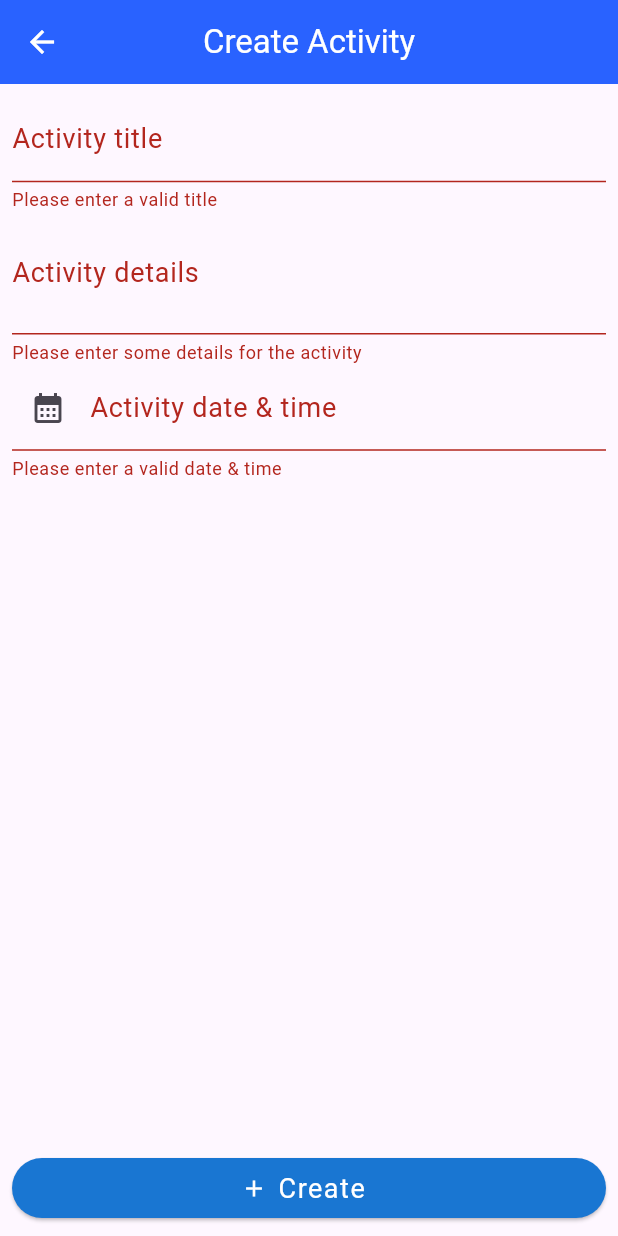
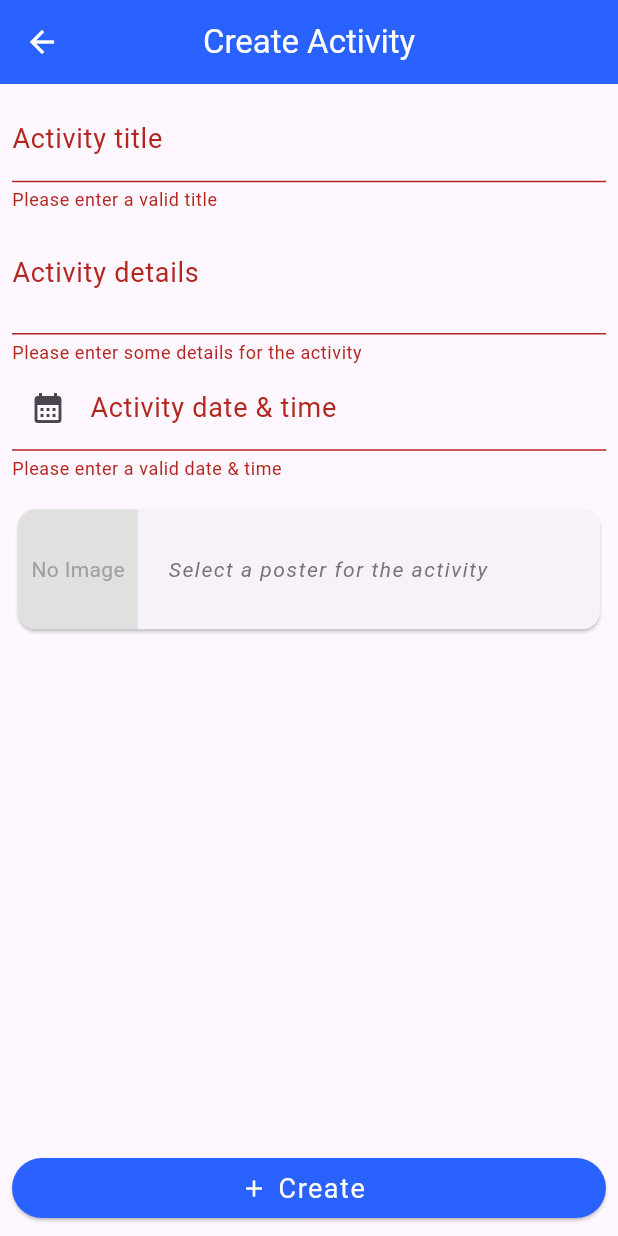
Before and after one commit to ifebles/supabase_feed, a Flutter app: the CreateActivity screen opened by its route, after a tap on "Create", on a phone screen of 412 x 824 dp. Run offline on Flutter 3.47's test engine with Material 3 defaults, Android fonts, the phone set to English and light mode, and no system bars; our stand-ins replace image_picker, supabase_flutter; accounts and stored records are empty.

Commit message:
Allowing poster images for activity creation

```diff
--- a/lib/pages/create_activity.dart
+++ b/lib/pages/create_activity.dart
@@ -1,5 +1,6 @@
 import 'package:flutter/foundation.dart';
 import 'package:flutter/material.dart';
+import 'package:supabase_feed/components/image_selector.dart';
 import 'package:supabase_feed/enums/loading_status.dart';
 import 'package:supabase_feed/components/datetime_form_field.dart';
 import 'package:supabase_feed/components/sized_progress_indicator.dart';
@@ -17,7 +18,9 @@ class _CreateActivityState extends State<CreateActivity> {
   final _formKey = GlobalKey<FormState>();
   final _datetimeController = TextEditingController();
   final fields = <String, dynamic>{};
+
   LoadingStatus? loadingStatus;
+  MapEntry<String?, Uint8List>? image;
 
   @override
   void dispose() {
@@ -88,6 +91,17 @@ class _CreateActivityState extends State<CreateActivity> {
                   return null;
                 },
               ),
+              const SizedBox(height: 15),
+              ImageSelector(
+                selectLabel: 'Select a poster for the activity',
+                onImageChanged: (name, imageBytes) {
+                  if (imageBytes == null) {
+                    image = null;
+                  } else {
+                    image = MapEntry(name, imageBytes);
+                  }
+                },
+              ),
               const Expanded(child: SizedBox()),
               ElevatedButton.icon(
                 icon: loadingStatus == LoadingStatus.loading
@@ -100,42 +114,80 @@ class _CreateActivityState extends State<CreateActivity> {
                 label: const Text('Create'),
                 style: ElevatedButton.styleFrom(
                   minimumSize: const Size.fromHeight(40),
-                  backgroundColor: Colors.blue[700],
+                  backgroundColor: Colors.blueAccent[700],
                   foregroundColor: Colors.white,
                   textStyle: const TextStyle(fontSize: 18, letterSpacing: 1),
                 ),
-                onPressed: () {
+                onPressed: () async {
                   if (loadingStatus != null ||
                       _formKey.currentState?.validate() != true) {
                     return;
                   }
 
                   _formKey.currentState?.save();
-                  var fail = false;
+                  var status = 0;
 
                   setState(() {
                     loadingStatus = LoadingStatus.loading;
                   });
 
-                  client.from('activity').insert(fields).catchError((error) {
-                    fail = true;
+                  final inserted = await client
+                      .from('activity')
+                      .insert(fields)
+                      .select('id')
+                      .single()
+                      .catchError((error) {
+                    status = 1;
 
                     if (kDebugMode) {
                       print(error);
                     }
-                  }).then((value) {
+
+                    return <String, dynamic>{};
+                  });
+
+                  if (status == 0 && image != null && image!.key != null) {
+                    final ext = image!.key!.split('.').last.toLowerCase();
+
+                    await client.storage
+                        .from('activities')
+                        .uploadBinary(
+                            '/${client.auth.currentUser!.id}/activity/${inserted['id']}',
+                            image!.value,
+                            fileOptions: FileOptions(
+                              contentType: 'image/$ext',
+                            ))
+                        .catchError((error) {
+                      status = 2;
+
+                      if (kDebugMode) {
+                        print(error);
+                      }
+
+                      return '';
+                    });
+                  }
+
+                  if (!mounted) {
+                    return;
+                  }
+
                   var message = 'Activity succesfully created';
                   LoadingStatus? newStatus = LoadingStatus.success;
 
-                    if (fail) {
+                  if (status == 1) {
                     message = 'A problem ocurred creating the activity';
                     newStatus = null;
+                  } else if (status == 2) {
+                    message = 'A problem ocurred uploading the image, '
+                        'but the activity was created';
                   }
 
                   setState(() {
                     loadingStatus = newStatus;
                   });
 
+                  // ignore: use_build_context_synchronously
                   ScaffoldMessenger.of(context)
                       .showSnackBar(SnackBar(
                         content: Text(message),
@@ -146,9 +198,8 @@ class _CreateActivityState extends State<CreateActivity> {
                       Navigator.pop(context);
                     }
                   });
-                  });
                 },
-              )
+              ),
             ],
           ),
         ),
```
Lines whose indentation alone changed are shown as unchanged.
